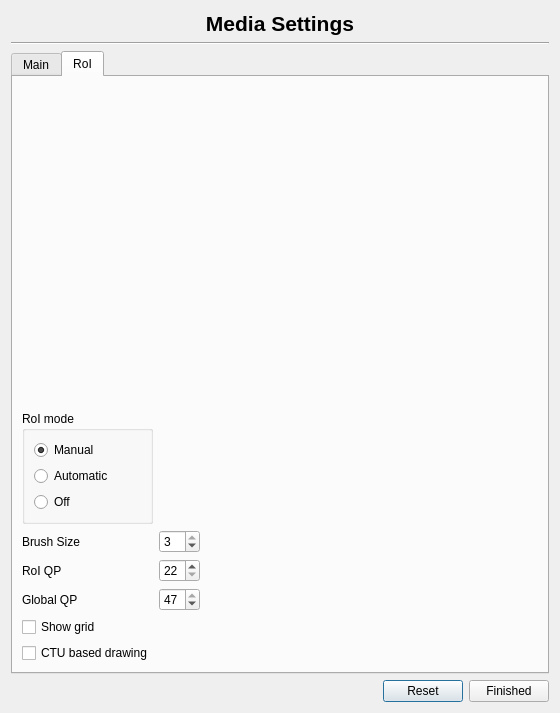
The window that src/ui/settings/automaticsettings.ui (ultravideo/uvgComm) describes before a commit, drawn with Qt 5.
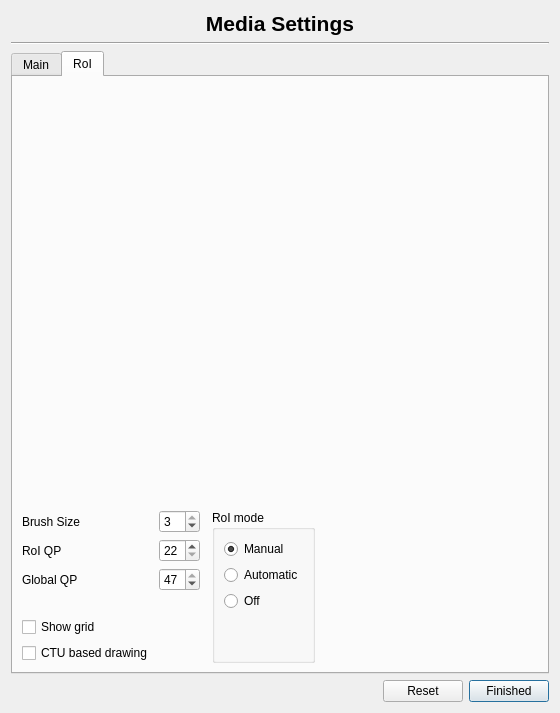
The same window after the commit. Custom widgets are drawn as their Qt base class.

Patch:
```diff
--- a/src/ui/settings/automaticsettings.ui
+++ b/src/ui/settings/automaticsettings.ui
@@ -14,46 +14,11 @@
    <string>Media Settings</string>
   </property>
   <layout class="QGridLayout" name="gridLayout">
-   <item row="3" column="1">
-    <widget class="QPushButton" name="reset_button">
-     <property name="text">
-      <string>Reset</string>
-     </property>
-    </widget>
-   </item>
-   <item row="1" column="0" colspan="3">
-    <widget class="Line" name="line">
-     <property name="orientation">
-      <enum>Qt::Horizontal</enum>
-     </property>
-    </widget>
-   </item>
-   <item row="3" column="2">
-    <widget class="QPushButton" name="close_button">
-     <property name="text">
-      <string>Finished</string>
-     </property>
-    </widget>
-   </item>
-   <item row="3" column="0">
-    <spacer name="horizontalSpacer">
-     <property name="orientation">
-      <enum>Qt::Horizontal</enum>
-     </property>
-     <property name="sizeHint" stdset="0">
-      <size>
-       <width>40</width>
-       <height>20</height>
-      </size>
-     </property>
-    </spacer>
-   </item>
    <item row="0" column="0" colspan="3">
     <widget class="QLabel" name="title_label">
      <property name="font">
       <font>
        <pointsize>16</pointsize>
-       <weight>75</weight>
        <bold>true</bold>
       </font>
      </property>
@@ -65,6 +30,40 @@
      </property>
     </widget>
    </item>
+   <item row="3" column="0">
+    <spacer name="horizontalSpacer">
+     <property name="orientation">
+      <enum>Qt::Horizontal</enum>
+     </property>
+     <property name="sizeHint" stdset="0">
+      <size>
+       <width>40</width>
+       <height>20</height>
+      </size>
+     </property>
+    </spacer>
+   </item>
+   <item row="1" column="0" colspan="3">
+    <widget class="Line" name="line">
+     <property name="orientation">
+      <enum>Qt::Horizontal</enum>
+     </property>
+    </widget>
+   </item>
+   <item row="3" column="2">
+    <widget class="QPushButton" name="close_button">
+     <property name="text">
+      <string>Finished</string>
+     </property>
+    </widget>
+   </item>
+   <item row="3" column="1">
+    <widget class="QPushButton" name="reset_button">
+     <property name="text">
+      <string>Reset</string>
+     </property>
+    </widget>
+   </item>
    <item row="2" column="0" colspan="3">
     <widget class="QTabWidget" name="tabs">
      <property name="currentIndex">
@@ -94,48 +93,6 @@
          </property>
         </widget>
        </item>
-       <item row="1" column="0">
-        <widget class="QGroupBox" name="groupBox">
-         <property name="enabled">
-          <bool>true</bool>
-         </property>
-         <property name="minimumSize">
-          <size>
-           <width>0</width>
-           <height>100</height>
-          </size>
-         </property>
-         <property name="title">
-          <string>RoI mode</string>
-         </property>
-         <layout class="QVBoxLayout" name="verticalLayout_2">
-          <item>
-           <widget class="QRadioButton" name="roi_manual_button">
-            <property name="text">
-             <string>Manual</string>
-            </property>
-            <property name="checked">
-             <bool>true</bool>
-            </property>
-           </widget>
-          </item>
-          <item>
-           <widget class="QRadioButton" name="roi_auto_button">
-            <property name="text">
-             <string>Automatic</string>
-            </property>
-           </widget>
-          </item>
-          <item>
-           <widget class="QRadioButton" name="roi_off_button">
-            <property name="text">
-             <string>Off</string>
-            </property>
-           </widget>
-          </item>
-         </layout>
-        </widget>
-       </item>
        <item row="3" column="4">
         <spacer name="horizontalSpacer_2">
          <property name="orientation">
@@ -223,6 +180,64 @@
          </property>
         </widget>
        </item>
+       <item row="2" column="3" rowspan="7">
+        <widget class="QGroupBox" name="groupBox">
+         <property name="enabled">
+          <bool>true</bool>
+         </property>
+         <property name="minimumSize">
+          <size>
+           <width>0</width>
+           <height>100</height>
+          </size>
+         </property>
+         <property name="title">
+          <string>RoI mode</string>
+         </property>
+         <layout class="QVBoxLayout" name="verticalLayout_2">
+          <item>
+           <widget class="QRadioButton" name="roi_manual_button">
+            <property name="text">
+             <string>Manual</string>
+            </property>
+            <property name="checked">
+             <bool>true</bool>
+            </property>
+           </widget>
+          </item>
+          <item>
+           <widget class="QRadioButton" name="roi_auto_button">
+            <property name="text">
+             <string>Automatic</string>
+            </property>
+           </widget>
+          </item>
+          <item>
+           <widget class="QRadioButton" name="roi_off_button">
+            <property name="text">
+             <string>Off</string>
+            </property>
+           </widget>
+          </item>
+          <item>
+           <spacer name="verticalSpacer">
+            <property name="orientation">
+             <enum>Qt::Vertical</enum>
+            </property>
+            <property name="sizeType">
+             <enum>QSizePolicy::Preferred</enum>
+            </property>
+            <property name="sizeHint" stdset="0">
+             <size>
+              <width>20</width>
+              <height>40</height>
+             </size>
+            </property>
+           </spacer>
+          </item>
+         </layout>
+        </widget>
+       </item>
       </layout>
      </widget>
     </widget>
```
